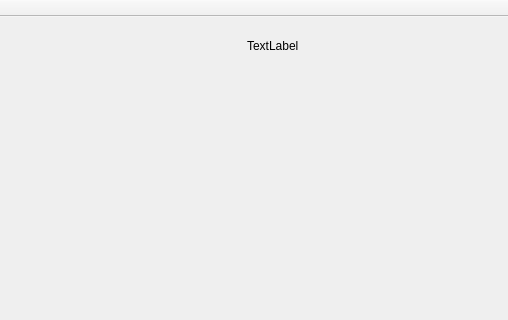
Old version of the form mainwindow.ui in the repository nltd101/videocall; both pictures show x 333 to 841 and y 0 to 320 of the 841 by 541 pixel window.
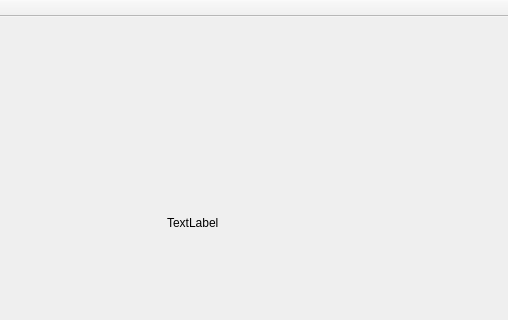
New version of the form.

Patch:
```diff
--- a/mainwindow.ui
+++ b/mainwindow.ui
@@ -62,10 +62,10 @@
    <widget class="QLabel" name="partner_label">
     <property name="geometry">
      <rect>
-      <x>580</x>
+      <x>500</x>
       <y>20</y>
-      <width>67</width>
-      <height>17</height>
+      <width>311</width>
+      <height>371</height>
      </rect>
     </property>
     <property name="text">
```
